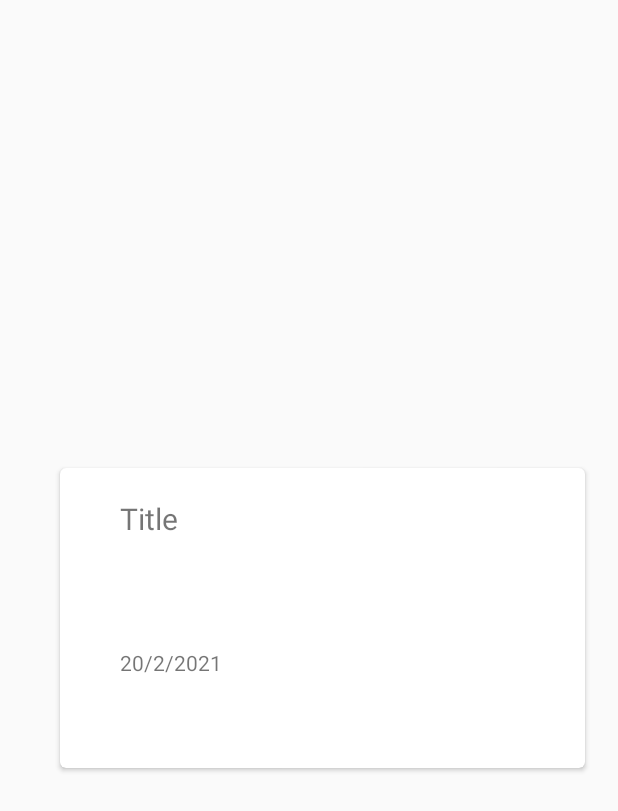
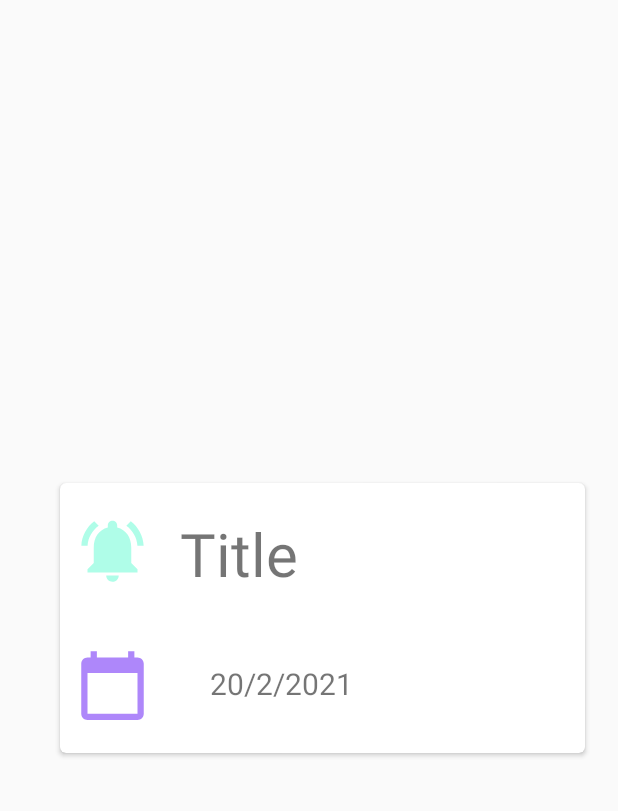
Before and after one commit to LatifahAlomar/Reminder, an Android app: the layout fragment_first.xml on its own in the app's theme, with its tools: preview values and no code run, on a phone screen of 412 x 824 dp. Shown: the top 811 px of the screen. Run offline under Robolectric (Android 15) with nearby library versions, the phone set to English and light mode, and no system bars.

Commit message:
background

```diff
--- /dev/null
+++ b/Reminder/app/src/main/res/drawable/ic_baseline_calendar_today_24.xml
@@ -0,0 +1,5 @@
+<vector android:height="24dp" android:tint="#AE87FA"
+    android:viewportHeight="24" android:viewportWidth="24"
+    android:width="24dp" xmlns:android="http://schemas.android.com/apk/res/android">
+    <path android:fillColor="@android:color/white" android:pathData="M20,3h-1L19,1h-2v2L7,3L7,1L5,1v2L4,3c-1.1,0 -2,0.9 -2,2v16c0,1.1 0.9,2 2,2h16c1.1,0 2,-0.9 2,-2L22,5c0,-1.1 -0.9,-2 -2,-2zM20,21L4,21L4,8h16v13z"/>
+</vector>
--- /dev/null
+++ b/Reminder/app/src/main/res/drawable/ic_baseline_notifications_active_24.xml
@@ -0,0 +1,5 @@
+<vector android:height="24dp" android:tint="#AFFDE8"
+    android:viewportHeight="24" android:viewportWidth="24"
+    android:width="24dp" xmlns:android="http://schemas.android.com/apk/res/android">
+    <path android:fillColor="@android:color/white" android:pathData="M7.58,4.08L6.15,2.65C3.75,4.48 2.17,7.3 2.03,10.5h2c0.15,-2.65 1.51,-4.97 3.55,-6.42zM19.97,10.5h2c-0.15,-3.2 -1.73,-6.02 -4.12,-7.85l-1.42,1.43c2.02,1.45 3.39,3.77 3.54,6.42zM18,11c0,-3.07 -1.64,-5.64 -4.5,-6.32L13.5,4c0,-0.83 -0.67,-1.5 -1.5,-1.5s-1.5,0.67 -1.5,1.5v0.68C7.63,5.36 6,7.92 6,11v5l-2,2v1h16v-1l-2,-2v-5zM12,22c0.14,0 0.27,-0.01 0.4,-0.04 0.65,-0.14 1.18,-0.58 1.44,-1.18 0.1,-0.24 0.15,-0.5 0.15,-0.78h-4c0.01,1.1 0.9,2 2.01,2z"/>
+</vector>
--- a/Reminder/app/src/main/res/layout/activity_main.xml
+++ b/Reminder/app/src/main/res/layout/activity_main.xml
@@ -16,12 +16,13 @@
             android:id="@+id/toolbar"
             android:layout_width="match_parent"
             android:layout_height="?attr/actionBarSize"
-            android:background="?attr/colorPrimary"
+            android:background="#AE87FA"
             app:popupTheme="@style/AppTheme.PopupOverlay" />
 
     </com.google.android.material.appbar.AppBarLayout>
 
-    <include layout="@layout/content_main"/>
+    <include layout="@layout/content_main"
+        />
 
     <com.google.android.material.floatingactionbutton.FloatingActionButton
         android:id="@+id/fab"
@@ -29,6 +30,7 @@
         android:layout_height="wrap_content"
         android:layout_gravity="bottom|end"
         android:layout_margin="@dimen/fab_margin"
+        app:backgroundTint="#AFFDE8"
         app:srcCompat="@drawable/ic_baseline_add_24" />
 
 </androidx.coordinatorlayout.widget.CoordinatorLayout>
--- a/Reminder/app/src/main/res/layout/content_main.xml
+++ b/Reminder/app/src/main/res/layout/content_main.xml
@@ -3,6 +3,7 @@
     xmlns:android="http://schemas.android.com/apk/res/android"
     xmlns:app="http://schemas.android.com/apk/res-auto"
     android:layout_width="match_parent"
+    android:background="@drawable/background"
     android:layout_height="match_parent"
     app:layout_behavior="@string/appbar_scrolling_view_behavior">
 <fragment
@@ -15,5 +16,6 @@
         app:layout_constraintTop_toTopOf="parent"
         app:layout_constraintBottom_toBottomOf="parent"
         app:defaultNavHost="true"
-        app:navGraph="@navigation/nav_graph" />
+        app:navGraph="@navigation/nav_graph"
+    />
 </androidx.constraintlayout.widget.ConstraintLayout>
--- a/Reminder/app/src/main/res/layout/fragment_first.xml
+++ b/Reminder/app/src/main/res/layout/fragment_first.xml
@@ -17,25 +17,32 @@
         <androidx.cardview.widget.CardView
             android:id="@+id/card_view"
             android:layout_width="350dp"
-            android:layout_height="200dp"
+            android:layout_height="wrap_content"
             android:layout_gravity="center"
             android:layout_marginLeft="40dp"
             app:cardCornerRadius="4dp">
+
 
             <TableRow
                 android:layout_width="match_parent"
                 android:layout_height="match_parent">
 
+                <ImageView
+                    android:layout_width="50dp"
+                    android:layout_height="50dp"
+                    android:layout_marginTop="20dp"
+                    android:layout_marginLeft="10dp"
+                    app:srcCompat="@drawable/ic_baseline_notifications_active_24"></ImageView>
                 <TextView
                     android:id="@+id/textView6"
                     android:layout_width="wrap_content"
                     android:layout_height="wrap_content"
                     android:layout_gravity="center_horizontal"
-                    android:layout_marginStart="40dp"
-                    android:layout_marginLeft="40dp"
+                    android:layout_marginStart="20dp"
+                    android:layout_marginLeft="10dp"
                     android:layout_marginTop="20dp"
                     android:text="Title"
-                    android:textSize="20dp"
+                    android:textSize="40dp"
                     android:paddingTop="20dp"/>
             </TableRow>
 
@@ -45,12 +52,21 @@
                 android:layout_height="match_parent"
                 android:layout_marginTop="100dp">
 
+                <ImageView
+                    android:layout_width="50dp"
+                    android:layout_height="50dp"
+                    android:layout_marginLeft="10dp"
+                    android:layout_marginTop="10dp"
+                    android:layout_marginBottom="20dp"
+                    app:srcCompat="@drawable/ic_baseline_calendar_today_24"></ImageView>
+
                 <TextView
                     android:id="@+id/textView5"
                     android:layout_width="wrap_content"
                     android:layout_height="wrap_content"
                     android:layout_gravity="center_horizontal"
                     android:layout_marginLeft="40dp"
+                    android:textSize="20dp"
                     android:text="20/2/2021"
                     android:paddingTop="20dp"/>
 
```
Also changed, not shown: Reminder/app/src/main/java/com/example/reminder/FirstFragment.java (+11 -7 lines), Reminder/app/src/main/java/com/example/reminder/MainActivity.java (+22 -2 lines), Reminder/app/src/main/res/drawable-v24/redbutton.xml (added, +9 -0 lines), Reminder/app/src/main/res/layout/add_reminder_dialog.xml (added, +74 -0 lines), Reminder/app/src/main/res/layout/fragment_second.xml (+1 -17 lines), Reminder/app/src/main/res/drawable/background2.png (added).
